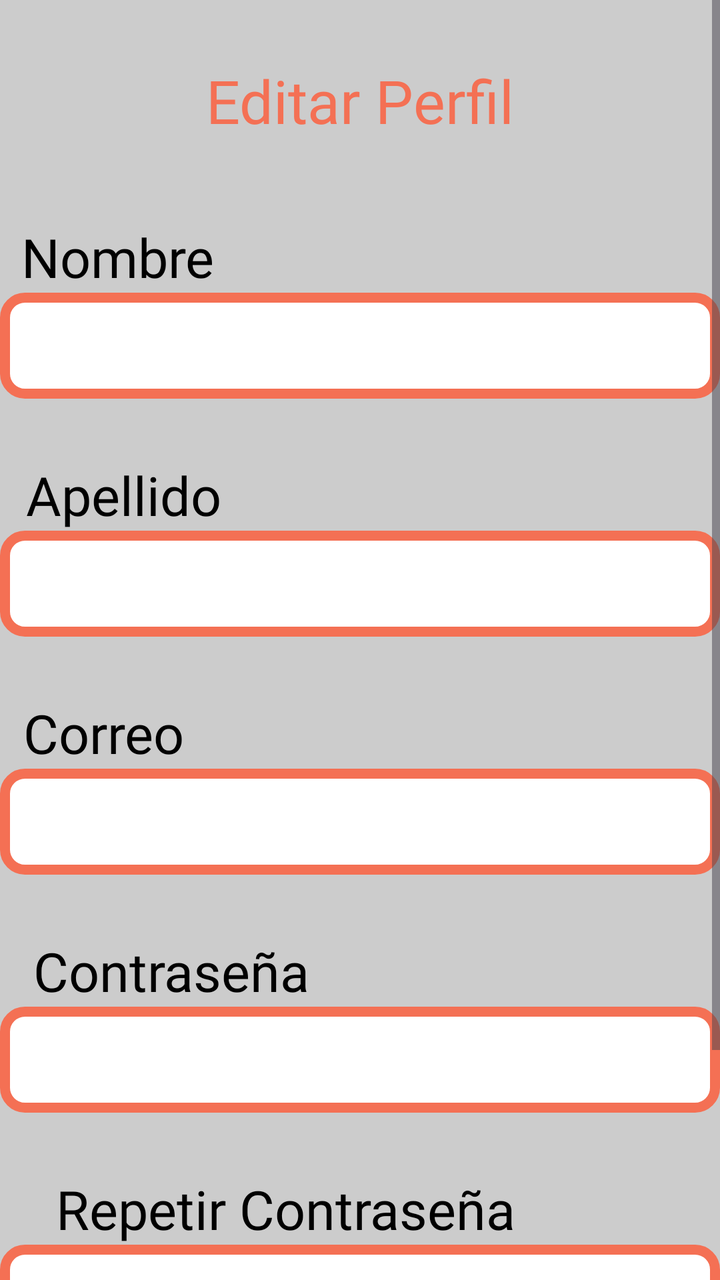
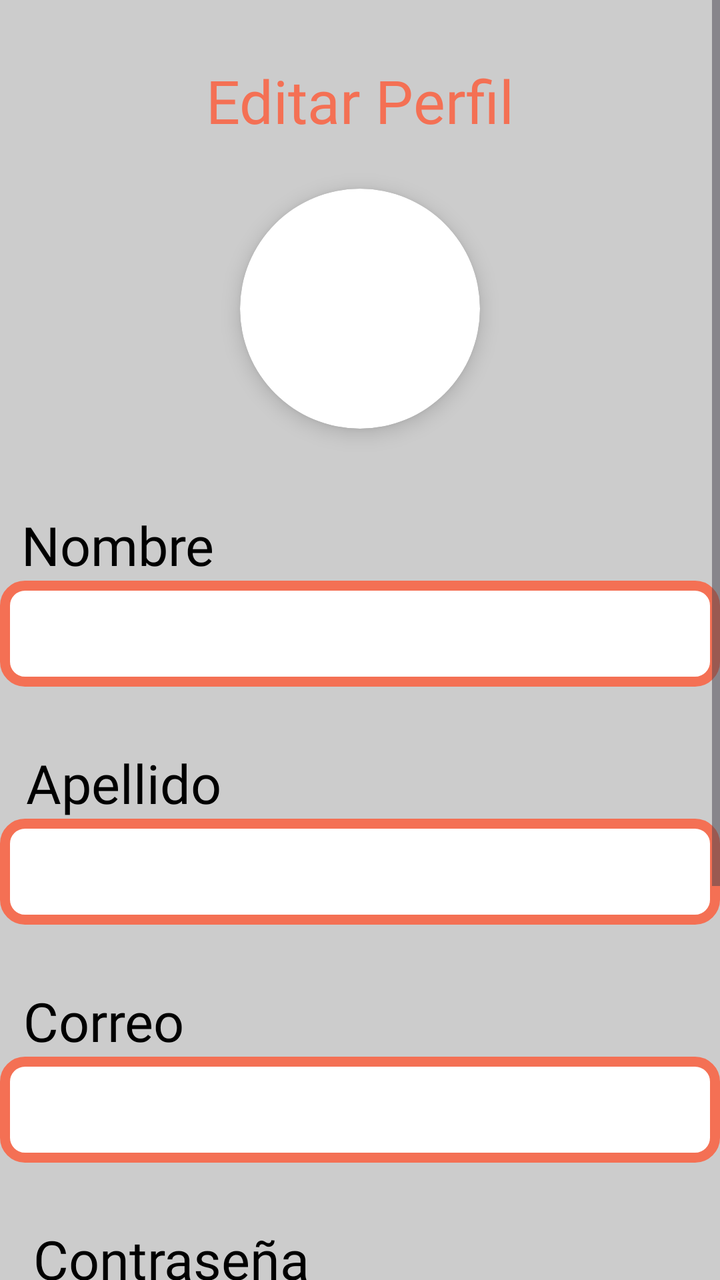

Compare the two renders of this Android layout. The source of the first and the diff that turns it into the second are given below.
<!-- AndroidManifest.xml: application theme Theme.Taller2 -->
<!-- res/layout/fragment_edit_peril.xml -->
<?xml version="1.0" encoding="utf-8"?>
<LinearLayout xmlns:android="http://schemas.android.com/apk/res/android"
    xmlns:app="http://schemas.android.com/apk/res-auto"
    xmlns:tools="http://schemas.android.com/tools"
    android:id="@+id/mainEditarPerfil"
    android:gravity="center"
    android:orientation="vertical"
    android:layout_width="match_parent"
    android:layout_height="match_parent"
    android:background="@color/BackGroundG"
    tools:context=".activities.inicio">
    <ScrollView
        android:id="@+id/ScrollEditarPerfil"
        android:layout_width="match_parent"
        android:layout_height="0dp"
        android:layout_weight="1"
        android:fillViewport="true">

        <LinearLayout
            android:id="@+id/ContenedorSecundario"
            android:layout_width="match_parent"
            android:layout_height="wrap_content"
            android:gravity="center_horizontal"
            android:orientation="vertical"
            tools:context=".activities.registro"
            android:background="@color/BackGroundG">



            <LinearLayout
                android:id="@+id/layoutEmpresa"
                android:layout_width="match_parent"
                android:layout_height="wrap_content"
                android:orientation="horizontal"
                android:layout_marginBottom="10dp"

                >



            </LinearLayout>

            <TextView
                android:id="@+id/TituloEditarPerfilFrag"
                android:layout_width="209dp"
                android:layout_height="wrap_content"
                android:layout_marginTop="20dp"
                android:fontFamily="@font/archivo_black"
                android:text="@string/editar_perfil"
                android:textAlignment="center"
                android:textColor="@color/TextColo1"
                android:textSize="30sp"
                app:layout_constraintHorizontal_bias="0.534"
                app:layout_constraintVertical_bias="0.11" />

            <TextView
                android:id="@+id/NombreEditarPerfil"
                android:layout_width="wrap_content"
                android:layout_height="wrap_content"
                android:fontFamily="@font/archivo_black"
                android:text="@string/nombre"
                android:textColor="@color/black"
                android:layout_marginEnd="121dp"
                android:layout_marginTop="40dp"
                android:textSize="27sp" />

            <EditText
                android:id="@+id/InputNomrbeEditPerfl"
                android:layout_width="360dp"
                android:layout_height="53dp"
                android:background="@drawable/style_edit_text"
                android:inputType="text"
                android:autofillHints="username"
                android:paddingStart="15dp"
                android:paddingEnd="15dp"/>

            <TextView
                android:id="@+id/ApellidoEditPerfl"
                android:layout_width="wrap_content"
                android:layout_height="wrap_content"
                android:fontFamily="@font/archivo_black"
                android:text="@string/apellidoTitel"
                android:textColor="@color/black"
                android:layout_marginEnd="118dp"
                android:layout_marginTop="30dp"
                android:textSize="27sp" />

            <EditText
                android:id="@+id/InputApellidoEditPerfl"
                android:layout_width="360dp"
                android:layout_height="53dp"
                android:background="@drawable/style_edit_text"
                android:inputType="text"
                android:autofillHints="username"
                android:paddingStart="15dp"
                android:paddingEnd="15dp"/>


            <TextView
                android:id="@+id/CorreoEditPerfl"
                android:layout_width="wrap_content"
                android:layout_height="wrap_content"
                android:fontFamily="@font/archivo_black"
                android:text="@string/correoTitle"
                android:textColor="@color/black"
                android:layout_marginEnd="128dp"
                android:layout_marginTop="30dp"
                android:textSize="27sp" />

            <EditText
                android:id="@+id/InputCorreoEditPerfl"
                android:layout_width="360dp"
                android:layout_height="53dp"
                android:background="@drawable/style_edit_text"
                android:inputType="text"
                android:autofillHints="username"
                android:paddingStart="15dp"
                android:paddingEnd="15dp"/>

            <TextView
                android:id="@+id/ContrasenaEditPerfl"
                android:layout_width="wrap_content"
                android:layout_height="wrap_content"
                android:fontFamily="@font/archivo_black"
                android:text="@string/contrase_aTitle"
                android:textColor="@color/black"
                android:layout_marginEnd="94dp"
                android:layout_marginTop="30dp"
                android:textSize="27sp" />

            <EditText
                android:id="@+id/InputContrasenaEditPerfl"
                android:layout_width="360dp"
                android:layout_height="53dp"
                android:background="@drawable/style_edit_text"
                android:inputType="textPassword"
                android:autofillHints="Password"
                android:paddingStart="15dp"
                android:paddingEnd="15dp"/>
            <TextView
                android:id="@+id/RepetirontrasenaEditPerfl"
                android:layout_width="wrap_content"
                android:layout_height="wrap_content"
                android:fontFamily="@font/archivo_black"
                android:text="@string/repetir_contrase_aTitle"
                android:textColor="@color/black"
                android:layout_marginEnd="37dp"
                android:layout_marginTop="30dp"
                android:textSize="27sp" />

            <EditText
                android:id="@+id/InputContrasenaRepetirEditPerfl"
                android:layout_width="360dp"
                android:layout_height="53dp"
                android:background="@drawable/style_edit_text"
                android:inputType="textPassword"
                android:autofillHints="Password"
                android:paddingStart="15dp"
                android:paddingEnd="15dp"/>


            <Button
                android:id="@+id/botonEditPerfl"
                android:layout_width="262dp"
                android:layout_height="75dp"
                android:layout_marginTop="30dp"
                android:backgroundTint="@color/TextColo1"
                android:fontFamily="@font/archivo_black"
                android:text="@string/actualizar"

                android:textSize="24sp"
                app:cornerRadius="60dp"
                app:strokeColor="@color/whithe"
                app:strokeWidth="3dp" />


        </LinearLayout>

    </ScrollView>

</LinearLayout>
<!-- resources referenced by this layout -->
<resources>
  <color name="BackGroundG">#cccccc</color>
  <color name="TextColo1">#F47054</color>
  <color name="black">#FF000000</color>
  <color name="whithe">#ffffff</color>
  <!-- drawable style_edit_text (drawable) -->
  <?xml version="1.0" encoding="utf-8"?>
  <shape xmlns:android="http://schemas.android.com/apk/res/android">
  
      <corners android:radius="10dp"/>
      <stroke android:color="@color/TextColo1" android:width="5dp"/>
      <solid  android:color="@color/whithe"/>
  
  
  
  </shape>
  <string name="actualizar">Actualizar</string>
  <string name="apellidoTitel">Apellido</string>
  <string name="contrase_aTitle">Contraseña</string>
  <string name="correoTitle">Correo</string>
  <string name="editar_perfil">Editar Perfil</string>
  <string name="nombre">Nombre</string>
  <string name="repetir_contrase_aTitle">Repetir Contraseña</string>
  <style name="Theme.Taller2" parent="Base.Theme.Taller2">
  
          <item name="colorPrimary">@color/BackGroundG</item>
  
  
      </style>
  <style name="Base.Theme.Taller2" parent="Theme.Material3.DayNight.NoActionBar">
          <item name="colorOutline">@color/TextColo1</item>
      </style>
</resources>

<!-- the commit's change to res/layout/fragment_edit_peril.xml (unified diff, before → after) -->
@@ -53,6 +53,26 @@
                 app:layout_constraintHorizontal_bias="0.534"
                 app:layout_constraintVertical_bias="0.11" />
 
+            
+            <androidx.cardview.widget.CardView
+                android:layout_width="120dp"
+                android:layout_height="120dp"
+                android:layout_marginTop="24dp"
+                app:cardCornerRadius="60dp"
+                app:cardElevation="6dp"
+                >
+
+                <ImageView
+                    android:id="@+id/iv_foto_perfil"
+                    android:layout_width="match_parent"
+                    android:layout_height="match_parent"
+                    android:scaleType="centerCrop"
+                    android:src="@mipmap/ic_logo_round"
+                    android:contentDescription="@string/foto_de_perfil" />
+
+            </androidx.cardview.widget.CardView>
+
+
             <TextView
                 android:id="@+id/NombreEditarPerfil"
                 android:layout_width="wrap_content"
@@ -148,16 +168,16 @@
                 android:layout_marginTop="30dp"
                 android:textSize="27sp" />
 
+
             <EditText
                 android:id="@+id/InputContrasenaRepetirEditPerfl"
                 android:layout_width="360dp"
                 android:layout_height="53dp"
+                android:autofillHints="Password"
                 android:background="@drawable/style_edit_text"
                 android:inputType="textPassword"
-                android:autofillHints="Password"
-                android:paddingStart="15dp"
-                android:paddingEnd="15dp"/>
-
+                android:paddingStart="15dp"
+                android:paddingEnd="15dp" />
 
             <Button
                 android:id="@+id/botonEditPerfl"
<!-- resource entries referenced after the edit -->
@@ -15,11 +15,18 @@
   
   
   </shape>
+  <!-- mipmap ic_logo_round (mipmap-anydpi-v26) -->
+  <?xml version="1.0" encoding="utf-8"?>
+  <adaptive-icon xmlns:android="http://schemas.android.com/apk/res/android">
+      <background android:drawable="@drawable/ic_logo_background"/>
+      <foreground android:drawable="@mipmap/ic_logo_foreground"/>
+  </adaptive-icon>
   <string name="actualizar">Actualizar</string>
   <string name="apellidoTitel">Apellido</string>
   <string name="contrase_aTitle">Contraseña</string>
   <string name="correoTitle">Correo</string>
   <string name="editar_perfil">Editar Perfil</string>
+  <string name="foto_de_perfil">foto_de_perfil</string>
   <string name="nombre">Nombre</string>
   <string name="repetir_contrase_aTitle">Repetir Contraseña</string>
   <style name="Theme.Taller2" parent="Base.Theme.Taller2">
@@ -28,6 +35,7 @@
   
   
       </style>
+  <!-- drawable ic_logo_background: vector/xml drawable (drawable, 4866 chars, omitted) -->
   <style name="Base.Theme.Taller2" parent="Theme.Material3.DayNight.NoActionBar">
           <item name="colorOutline">@color/TextColo1</item>
       </style>
